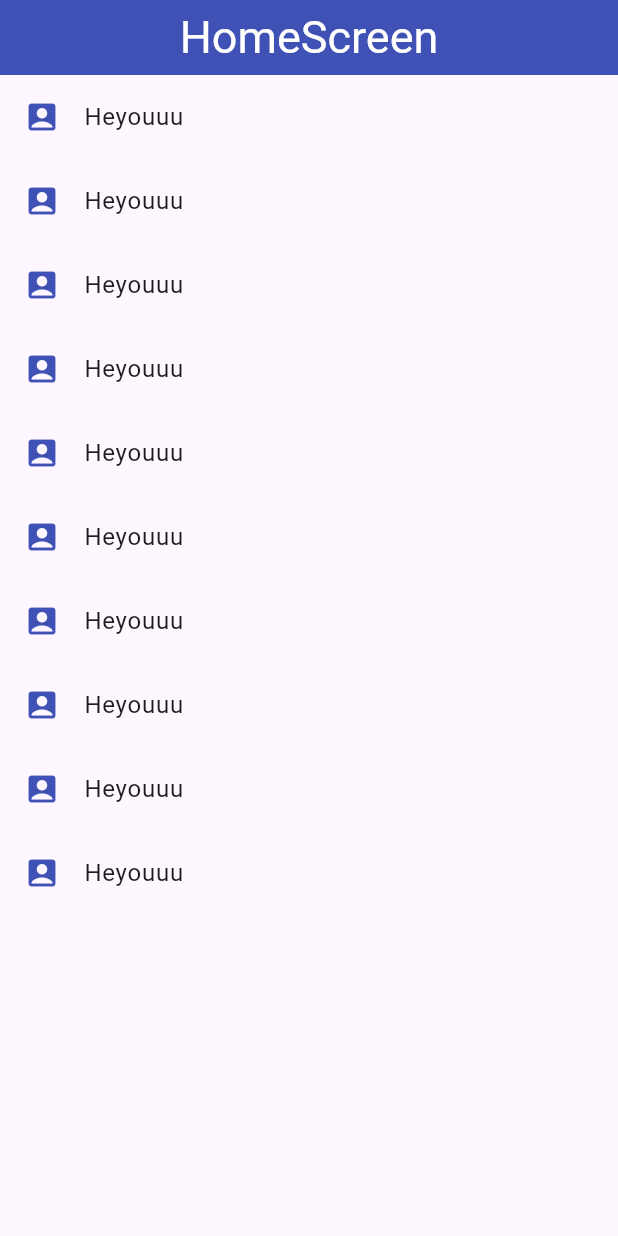
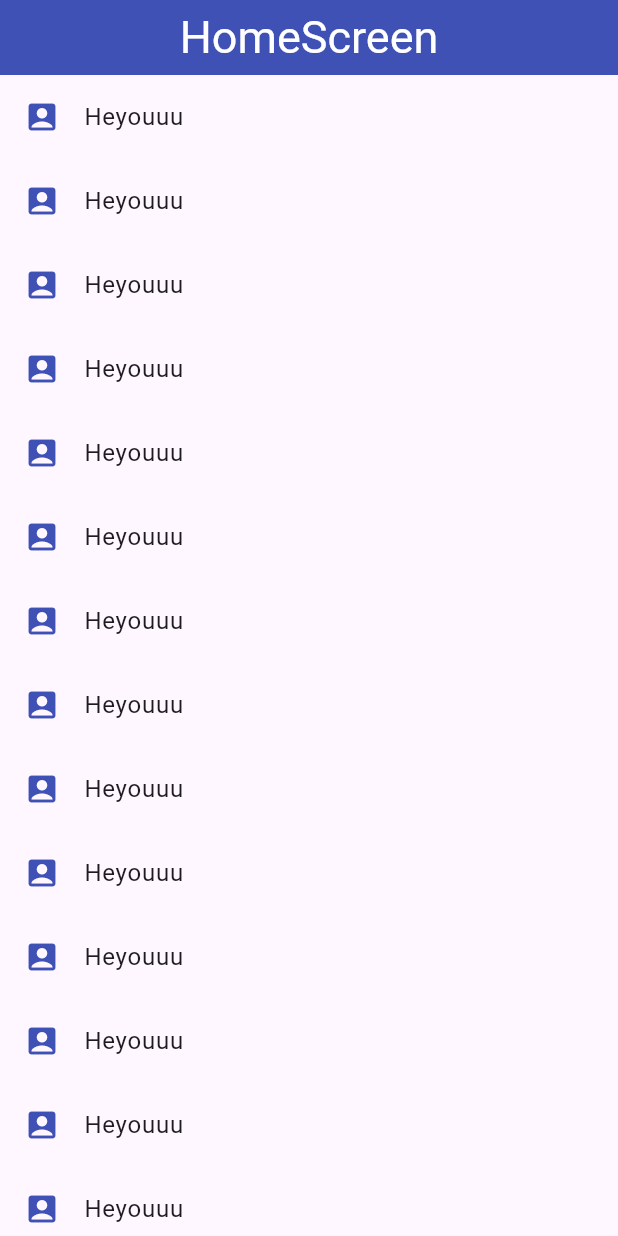
Before and after one commit to RudyCancax/flutter_components_app, a Flutter app: the screen it shows after launch, on a phone screen of 412 x 824 dp. Run offline on Flutter 3.47's test engine with Material 3 defaults, Android fonts, the phone set to English and light mode, and no system bars.

```diff
--- a/lib/main.dart
+++ b/lib/main.dart
@@ -1,5 +1,6 @@
 import 'package:flutter/material.dart';
 
+import 'package:components_app/router/app_routes.dart';
 import 'package:components_app/screens/screens.dart';
 
 // import 'package:components_app/screens/card_screen.dart';
@@ -14,14 +15,8 @@ class MyApp extends StatelessWidget {
   @override
   Widget build(BuildContext context) {
     return MaterialApp(
-      debugShowCheckedModeBanner: false,
-      // home: const CardScreen(),
-      initialRoute: 'home',
-      routes: {
-        'home': (context) => const HomeScreen(),
-        'listview2': (context) => const ListViewScreen2(),
-        'listview': (context) => const ListViewScreen(),
-      },
-    );
+        debugShowCheckedModeBanner: false,
+        initialRoute: AppRoutes.initialRoute,
+        routes: AppRoutes.routes);
   }
 }
--- /dev/null
+++ b/lib/router/app_routes.dart
@@ -0,0 +1,12 @@
+import 'package:flutter/material.dart';
+import 'package:components_app/screens/screens.dart';
+
+class AppRoutes {
+  static const initialRoute = 'home';
+
+  static Map<String, Widget Function(BuildContext)> routes = {
+    'home': (context) => const HomeScreen(),
+    'listview2': (context) => const ListViewScreen2(),
+    'listview': (context) => const ListViewScreen(),
+  };
+}
--- a/lib/screens/home_screen.dart
+++ b/lib/screens/home_screen.dart
@@ -15,6 +15,7 @@ class HomeScreen extends StatelessWidget {
           titleTextStyle: const TextStyle(
               color: Colors.white, fontSize: 30, fontWeight: FontWeight.w400),
         ),
+        extendBodyBehindAppBar: true,
         body: ListView.separated(
             itemBuilder: (context, index) => ListTile(
                 title: const Text("Heyouuu"),
@@ -32,6 +33,6 @@ class HomeScreen extends StatelessWidget {
                   Navigator.pushNamed(context, 'listview');
                 }),
             separatorBuilder: (context, index) => const Spacer(),
-            itemCount: 10));
+            itemCount: 15));
   }
 }
```
